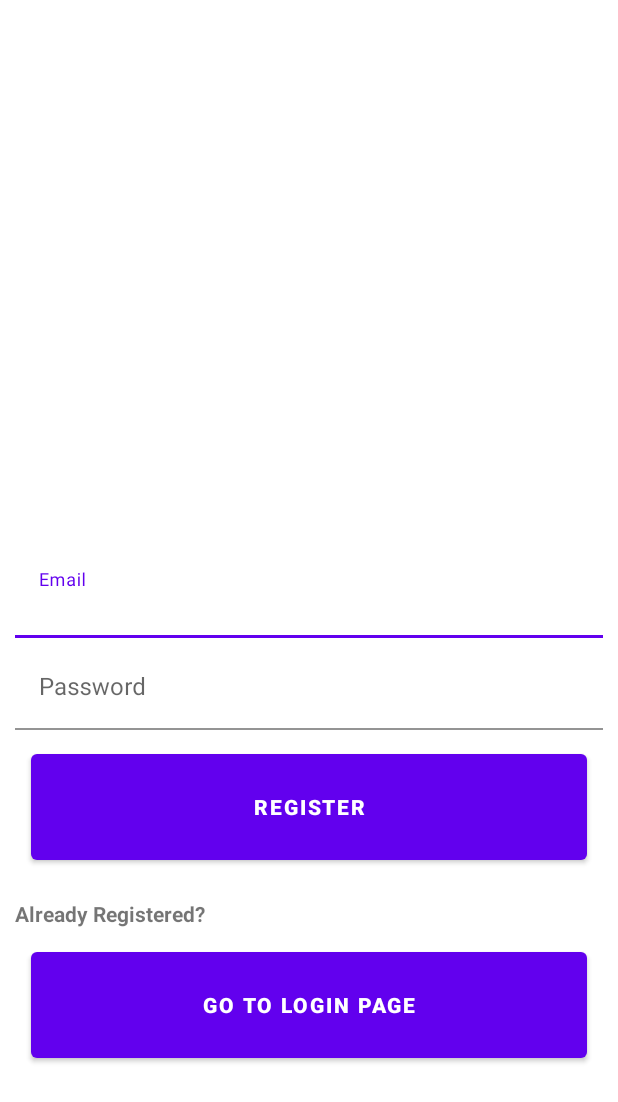
After one commit to iliasbtk/Speed-Bump-Detection-App, an Android app: the layout activity_sign_up.xml on its own in the app's theme, with its tools: preview values and no code run, on a phone screen of 412 x 824 dp. The commit adds this screen. Shown: the top 1102 px of the screen. Run offline under Robolectric (Android 15) with nearby library versions, the phone set to English and light mode, and no system bars.

Commit message:
#006 Register a new user

```diff
--- a/app/build.gradle
+++ b/app/build.gradle
@@ -1,5 +1,6 @@
 plugins {
     id 'com.android.application'
+    id 'com.google.gms.google-services'
 }
 
 android {
@@ -36,7 +37,8 @@ dependencies {
 
     implementation 'com.google.android.material:material:1.3.0'
     implementation 'androidx.constraintlayout:constraintlayout:2.0.4'
-    testImplementation 'junit:junit:4.+'
+    implementation 'com.google.firebase:firebase-auth:21.0.1'
+    testImplementation 'junit:junit:4.13.2'
     androidTestImplementation 'androidx.test.ext:junit:1.1.2'
     androidTestImplementation 'androidx.test.espresso:espresso-core:3.3.0'
 }
--- a/app/src/main/res/layout/activity_main.xml
+++ b/app/src/main/res/layout/activity_main.xml
@@ -104,6 +104,7 @@
 
 
 
+
     </androidx.constraintlayout.widget.ConstraintLayout>
 
     <com.google.android.material.navigation.NavigationView
--- /dev/null
+++ b/app/src/main/res/layout/activity_sign_up.xml
@@ -0,0 +1,106 @@
+<?xml version="1.0" encoding="utf-8"?>
+<androidx.constraintlayout.widget.ConstraintLayout xmlns:android="http://schemas.android.com/apk/res/android"
+    xmlns:tools="http://schemas.android.com/tools"
+    android:layout_width="match_parent"
+    android:layout_height="match_parent"
+    xmlns:app="http://schemas.android.com/apk/res-auto">
+
+    <ImageView
+        android:id="@+id/logo_register"
+        android:layout_width="0dp"
+        android:layout_height="0dp"
+        app:layout_constraintEnd_toEndOf="parent"
+        app:layout_constraintHeight_percent="0.25"
+        app:layout_constraintStart_toStartOf="parent"
+        app:layout_constraintTop_toTopOf="parent"
+        app:layout_constraintWidth_percent="0.6" />
+
+    <ImageView
+        android:id="@+id/Img_Register"
+        android:layout_width="0dp"
+        android:layout_height="0dp"
+        app:layout_constraintEnd_toEndOf="parent"
+        app:layout_constraintHeight_percent="0.15"
+        app:layout_constraintStart_toStartOf="parent"
+        app:layout_constraintTop_toBottomOf="@+id/logo_register"
+        app:layout_constraintWidth_percent="0.9"
+        android:layout_marginTop="20dp"/>
+
+    <com.google.android.material.textfield.TextInputLayout
+        android:id="@+id/txt_input_email_reg"
+        android:layout_width="match_parent"
+        android:layout_height="wrap_content"
+        app:layout_constraintTop_toBottomOf="@+id/Img_Register"
+        android:layout_marginTop="20dp"
+        android:layout_marginLeft="10dp"
+        android:layout_marginRight="10dp">
+
+
+        <com.google.android.material.textfield.TextInputEditText
+            android:layout_width="match_parent"
+            android:layout_height="wrap_content"
+            android:hint="Email"
+            android:inputType="text"
+            android:background="@color/white"/>
+
+
+    </com.google.android.material.textfield.TextInputLayout>
+
+    <com.google.android.material.textfield.TextInputLayout
+        android:id="@+id/txt_input_password_reg"
+        android:layout_width="match_parent"
+        android:layout_height="wrap_content"
+        app:layout_constraintTop_toBottomOf="@+id/txt_input_email_reg"
+        android:layout_marginTop="5dp"
+        android:layout_marginLeft="10dp"
+        android:layout_marginRight="10dp">
+
+
+        <com.google.android.material.textfield.TextInputEditText
+            android:layout_width="match_parent"
+            android:layout_height="wrap_content"
+            android:hint="Password"
+            android:inputType="text"
+            android:background="@color/white"/>
+
+
+    </com.google.android.material.textfield.TextInputLayout>
+
+    <Button
+        android:id="@+id/btn_register"
+        android:layout_width="0dp"
+        android:layout_height="0dp"
+        android:text="Register"
+        android:textStyle="bold"
+        app:layout_constraintEnd_toEndOf="parent"
+        app:layout_constraintHeight_percent="0.1"
+        app:layout_constraintStart_toStartOf="parent"
+        app:layout_constraintTop_toBottomOf="@+id/txt_input_password_reg"
+        app:layout_constraintWidth_percent="0.9"
+        android:layout_marginTop="10dp"/>
+
+    <TextView
+        android:id="@+id/txt_not_reg"
+        android:layout_width="wrap_content"
+        android:layout_height="wrap_content"
+        android:layout_marginTop="20dp"
+        android:text="Already Registered?"
+        android:textStyle="bold"
+        app:layout_constraintStart_toStartOf="parent"
+        app:layout_constraintTop_toBottomOf="@+id/btn_register"
+        android:layout_marginLeft="10dp"/>
+
+    <Button
+        android:id="@+id/btn_go_to_login"
+        android:layout_width="0dp"
+        android:layout_height="0dp"
+        android:text="Go to Login Page"
+        android:textStyle="bold"
+        app:layout_constraintEnd_toEndOf="parent"
+        app:layout_constraintHeight_percent="0.1"
+        app:layout_constraintStart_toStartOf="parent"
+        app:layout_constraintTop_toBottomOf="@+id/txt_not_reg"
+        app:layout_constraintWidth_percent="0.9"
+        android:layout_marginTop="10dp"/>
+
+</androidx.constraintlayout.widget.ConstraintLayout>
--- a/app/src/main/res/menu/drawer_menu.xml
+++ b/app/src/main/res/menu/drawer_menu.xml
@@ -16,6 +16,10 @@
             android:id="@+id/nav_settings"
             android:title="Settings"
             android:icon="@drawable/ic_settings"/>
+        <item
+            android:id="@+id/nav_logout"
+            android:title="Logout"
+            android:icon="@drawable/ic_logout"/>
 
 
     </group>
--- a/build.gradle
+++ b/build.gradle
@@ -6,6 +6,7 @@ buildscript {
     }
     dependencies {
         classpath "com.android.tools.build:gradle:4.2.0"
+        classpath 'com.google.gms:google-services:4.3.8'
 
         // NOTE: Do not place your application dependencies here; they belong
         // in the individual module build.gradle files
@@ -16,7 +17,6 @@ allprojects {
     repositories {
         google()
         mavenCentral()
-        jcenter() // Warning: this repository is going to shut down soon
     }
 }
 
```
Also changed, not shown: app/src/main/java/com/example/speedbumpdetection/LoginActivity.java (added, +13 -0 lines), app/src/main/java/com/example/speedbumpdetection/MainActivity.java (+21 -0 lines), app/src/main/java/com/example/speedbumpdetection/RegisterActivity.java (added, +80 -0 lines), app/src/main/res/drawable/ic_logout.xml (added, +10 -0 lines), app/src/main/res/layout/activity_login.xml (added, +107 -0 lines), 1 other file.
